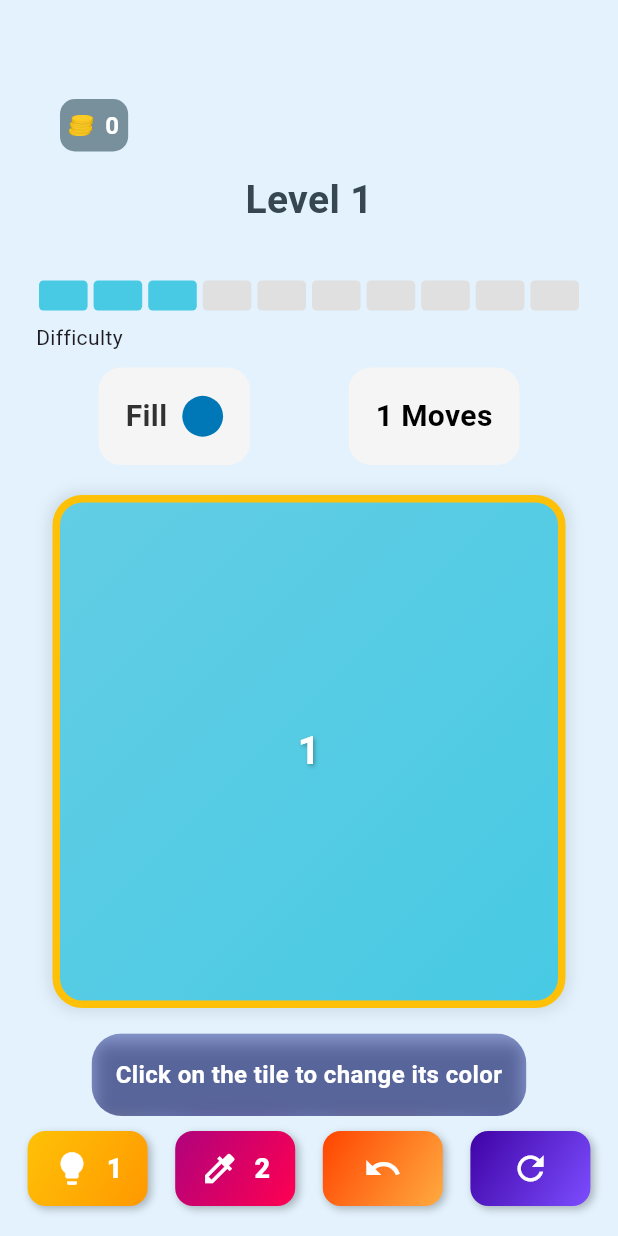
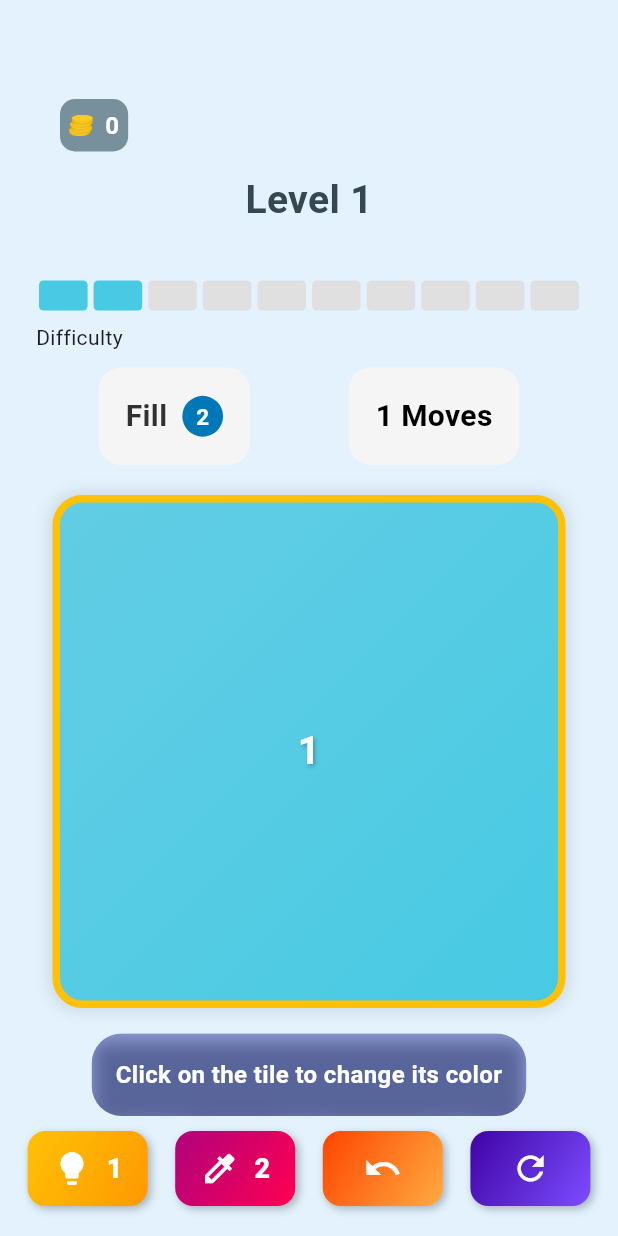
Before and after one commit to theokramer/logicalColors, a Flutter app: the screen it shows after launch, on a phone screen of 412 x 824 dp. Run offline on Flutter 3.47's test engine with Material 3 defaults, Android fonts, the phone set to English and light mode, and no system bars; our stand-ins replace confetti, shared_preferences; missing offline and left inert: dart:ffi; Roboto replaces fonts that are missing (Quicksand).

Commit message:
First Working Version

```diff
--- a/lib/custom_info_button.dart
+++ b/lib/custom_info_button.dart
@@ -151,6 +151,7 @@ class _CustomInfoButtonState extends State<CustomInfoButton> with SingleTickerPr
                       color: puzzle.getColor(widget.targetColor), // Function to get color from name
                       shape: BoxShape.circle,
                     ),
+                    child: Center(child: Text("${widget.targetColor}", style: TextStyle(fontSize: widget.isLarge == 0 ? 15 : 10, color: Colors.white, fontWeight: FontWeight.bold),)),
                   ),
                 ],
                 if (widget.movesLeft > -1 && widget.targetColor == -1) ...[
--- a/lib/difficulty_bar.dart
+++ b/lib/difficulty_bar.dart
@@ -1,7 +1,7 @@
 import 'package:flutter/material.dart';
 
   double calculateDifficulty(int maxMoves, int gridSize) {
-    double difficulty = ((maxMoves * 3) / ((gridSize * gridSize) + 10)) * 1.1; // Adjusting the multiplier to keep within 0 to 1 range
+    double difficulty = ((maxMoves * 3) / ((gridSize * gridSize) + 10)) * 0.8; // Adjusting the multiplier to keep within 0 to 1 range
     return difficulty.clamp(0.0, 1.0);
   }
 
```
